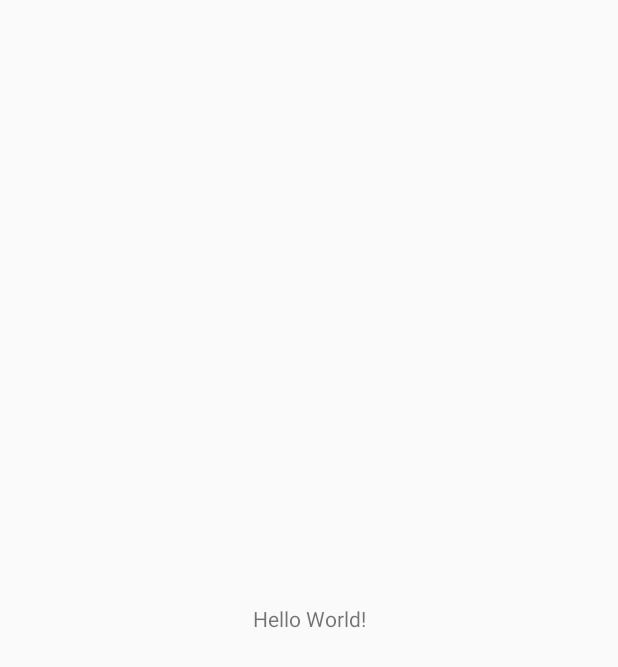
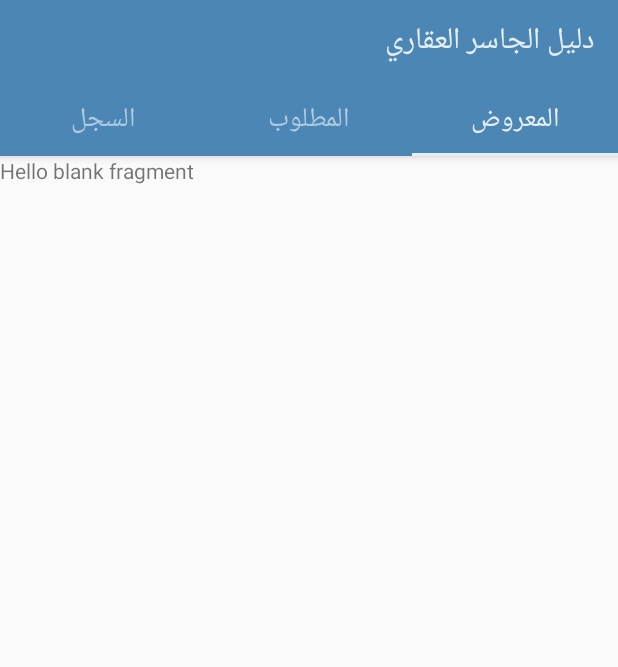
Before and after one commit to muhammadothmen/JasserCommerce, an Android app: the screen it shows after launch (MainActivity), on a phone screen of 412 x 824 dp. Before the commit the part shown is almost empty. Shown: the top 667 px of the screen. Run offline under Robolectric (Android 15) with nearby library versions, the phone set to English and light mode, and no system bars.

Commit message:
intialize the tablayout with view pager

```diff
--- a/app/src/main/java/com/othman/jassercommerce/activities/BaseActivity.kt
+++ b/app/src/main/java/com/othman/jassercommerce/activities/BaseActivity.kt
@@ -2,11 +2,34 @@ package com.othman.jassercommerce.activities
 
 import androidx.appcompat.app.AppCompatActivity
 import android.os.Bundle
+import androidx.appcompat.widget.Toolbar
 import com.othman.jassercommerce.R
+import kotlinx.android.synthetic.main.activity_main.*
 
 open class BaseActivity : AppCompatActivity() {
     override fun onCreate(savedInstanceState: Bundle?) {
         super.onCreate(savedInstanceState)
         setContentView(R.layout.activity_base)
     }
+
+    /**
+     * A function to setup action bar for all activities
+     * @param toolbar the toolbar inside the appBar.
+     * @param title the title of action bar.
+     * @param backButtonEnable if true then the back button will implementing
+     */
+    fun setupActionBar(toolbar :Toolbar, title: String, backButtonEnable: Boolean) {
+
+        setSupportActionBar(toolbar)
+        val actionBar = supportActionBar
+        if (actionBar != null) {
+            if (backButtonEnable){
+                actionBar.setDisplayHomeAsUpEnabled(true)
+                actionBar.setHomeAsUpIndicator(R.drawable.ic_back_icon)
+                toolbar.setNavigationOnClickListener { onBackPressedDispatcher.onBackPressed() }
+            }
+            actionBar.title = title
+        }
+    }
+
 }
--- a/app/src/main/java/com/othman/jassercommerce/activities/MainActivity.kt
+++ b/app/src/main/java/com/othman/jassercommerce/activities/MainActivity.kt
@@ -3,7 +3,14 @@ package com.othman.jassercommerce.activities
 import android.os.Bundle
 import android.view.View
 import android.view.ViewTreeObserver
+import com.google.android.material.tabs.TabLayoutMediator
 import com.othman.jassercommerce.R
+import com.othman.jassercommerce.adapters.TabsPagerAdapter
+import com.othman.jassercommerce.fragments.DemandsFragment
+import com.othman.jassercommerce.fragments.HistoryFragment
+import com.othman.jassercommerce.fragments.OffersFragment
+import kotlinx.android.synthetic.main.activity_main.*
+
 
 class MainActivity : BaseActivity() {
 
@@ -12,6 +19,21 @@ class MainActivity : BaseActivity() {
 
         setContentView(R.layout.activity_main)
 
+        splashScreenDelay()
+
+        setupActionBar(toolbar_main_activity,
+            resources.getString(R.string.app_name),
+            false)
+
+        setupTabsAdapter()
+
+    }
+
+
+    /**
+     * A function to delay app starting for splash screen view
+     */
+    private fun splashScreenDelay() {
         val content: View = findViewById(android.R.id.content)
         content.viewTreeObserver.addOnPreDrawListener(
             object : ViewTreeObserver.OnPreDrawListener {
@@ -22,4 +44,22 @@ class MainActivity : BaseActivity() {
                 }
             })
     }
+
+    /**
+     * A function to setup tabLayout with pagerAdapter
+     */
+    private fun setupTabsAdapter(){
+        val tabsPagerAdapter = TabsPagerAdapter(this)
+        // add fragment to the list
+        tabsPagerAdapter.addFragment(OffersFragment(), resources.getString(R.string.tab_offers))
+        tabsPagerAdapter.addFragment(DemandsFragment(), resources.getString(R.string.tab_demands))
+        tabsPagerAdapter.addFragment(HistoryFragment(), resources.getString(R.string.tab_history))
+        // Adding the Adapter to the ViewPager
+        viewPagerMainActivity.adapter = tabsPagerAdapter
+        viewPagerMainActivity.currentItem = 0
+        // bind the viewPager with the TabLayout.
+        TabLayoutMediator(tabLayoutMainActivity, viewPagerMainActivity) { tab, position ->
+            tab.text = tabsPagerAdapter.getTabTitle(position)
+        }.attach()
+    }
 }
--- /dev/null
+++ b/app/src/main/java/com/othman/jassercommerce/adapters/TabsPagerAdapter.kt
@@ -0,0 +1,25 @@
+package com.othman.jassercommerce.adapters
+
+import androidx.fragment.app.Fragment
+import androidx.fragment.app.FragmentActivity
+import androidx.viewpager2.adapter.FragmentStateAdapter
+
+class TabsPagerAdapter (activity: FragmentActivity) : FragmentStateAdapter(activity) {
+    private val mFragmentList  = ArrayList<Fragment>()
+    private val mFragmentTitleList = ArrayList<String>()
+
+    fun getTabTitle(position: Int): String{
+        return mFragmentTitleList[position]
+    }
+
+    fun addFragment(fragment: Fragment, title: String) {
+        mFragmentList.add(fragment)
+        mFragmentTitleList.add(title)
+    }
+
+    override fun getItemCount() = 3
+
+    override fun createFragment(position: Int): Fragment {
+        return mFragmentList[position]
+    }
+}
--- /dev/null
+++ b/app/src/main/java/com/othman/jassercommerce/fragments/DemandsFragment.kt
@@ -0,0 +1,9 @@
+package com.othman.jassercommerce.fragments
+
+import androidx.fragment.app.Fragment
+import com.othman.jassercommerce.R
+
+
+class DemandsFragment : Fragment(R.layout.fragment_demands) {
+
+}
--- /dev/null
+++ b/app/src/main/java/com/othman/jassercommerce/fragments/HistoryFragment.kt
@@ -0,0 +1,13 @@
+package com.othman.jassercommerce.fragments
+
+import android.os.Bundle
+import androidx.fragment.app.Fragment
+import android.view.LayoutInflater
+import android.view.View
+import android.view.ViewGroup
+import com.othman.jassercommerce.R
+
+
+class HistoryFragment : Fragment(R.layout.fragment_history) {
+
+}
--- /dev/null
+++ b/app/src/main/java/com/othman/jassercommerce/fragments/OffersFragment.kt
@@ -0,0 +1,9 @@
+package com.othman.jassercommerce.fragments
+
+import androidx.fragment.app.Fragment
+import com.othman.jassercommerce.R
+
+
+class OffersFragment : Fragment(R.layout.fragment_offers) {
+
+}
--- /dev/null
+++ b/app/src/main/res/drawable/ic_back_icon.xml
@@ -0,0 +1,5 @@
+<vector android:autoMirrored="true" android:height="24dp"
+    android:tint="#E7EFF6" android:viewportHeight="24"
+    android:viewportWidth="24" android:width="24dp" xmlns:android="http://schemas.android.com/apk/res/android">
+    <path android:fillColor="@android:color/white" android:pathData="M11.67,3.87L9.9,2.1 0,12l9.9,9.9 1.77,-1.77L3.54,12z"/>
+</vector>
--- a/app/src/main/res/layout/activity_main.xml
+++ b/app/src/main/res/layout/activity_main.xml
@@ -1,18 +1,47 @@
 <?xml version="1.0" encoding="utf-8"?>
-<androidx.constraintlayout.widget.ConstraintLayout xmlns:android="http://schemas.android.com/apk/res/android"
+<LinearLayout xmlns:android="http://schemas.android.com/apk/res/android"
     xmlns:app="http://schemas.android.com/apk/res-auto"
     xmlns:tools="http://schemas.android.com/tools"
     android:layout_width="match_parent"
     android:layout_height="match_parent"
-    tools:context=".activities.MainActivity">
+    android:orientation="vertical"
+    tools:context=".activities.MainActivity"
+    android:layoutDirection="rtl"
+    >
 
-    <TextView
-        android:layout_width="wrap_content"
+    <com.google.android.material.appbar.AppBarLayout
+        android:layout_width="match_parent"
         android:layout_height="wrap_content"
-        android:text="Hello World!"
-        app:layout_constraintBottom_toBottomOf="parent"
-        app:layout_constraintEnd_toEndOf="parent"
-        app:layout_constraintStart_toStartOf="parent"
-        app:layout_constraintTop_toTopOf="parent" />
+        android:theme="@style/ThemeOverlay.AppCompat.Dark.ActionBar"
+        >
 
-</androidx.constraintlayout.widget.ConstraintLayout>
+        <androidx.appcompat.widget.Toolbar
+            android:id="@+id/toolbar_main_activity"
+            android:layout_width="match_parent"
+            android:layout_height="?attr/actionBarSize"
+            android:background="?attr/colorPrimary"
+            app:titleTextColor="@color/colorPrimaryCreamy"
+            app:popupTheme="@style/ThemeOverlay.AppCompat.Light" />
+
+        <com.google.android.material.tabs.TabLayout
+            android:id="@+id/tabLayoutMainActivity"
+            android:layout_width="match_parent"
+            android:layout_height="wrap_content"
+            android:background="@color/colorPrimary"
+            app:tabGravity="fill"
+            app:tabMode="fixed"
+            app:tabTextColor="@color/colorPrimaryGray"
+            app:tabSelectedTextColor="@color/colorPrimaryCreamy"
+            app:tabIndicatorColor="@color/colorPrimaryCreamy"
+            app:tabTextAppearance="@style/MyTabLayoutTextAppearance"
+            />
+
+    </com.google.android.material.appbar.AppBarLayout>
+
+    <androidx.viewpager2.widget.ViewPager2
+        android:id="@+id/viewPagerMainActivity"
+        android:layout_width="match_parent"
+        android:layout_height="match_parent"
+        />
+
+</LinearLayout>
--- /dev/null
+++ b/app/src/main/res/layout/fragment_demands.xml
@@ -0,0 +1,14 @@
+<?xml version="1.0" encoding="utf-8"?>
+<FrameLayout xmlns:android="http://schemas.android.com/apk/res/android"
+    xmlns:tools="http://schemas.android.com/tools"
+    android:layout_width="match_parent"
+    android:layout_height="match_parent"
+    tools:context=".fragments.DemandsFragment">
+
+    <!-- TODO: Update blank fragment layout -->
+    <TextView
+        android:layout_width="match_parent"
+        android:layout_height="match_parent"
+        android:text="@string/hello_blank_fragment" />
+
+</FrameLayout>
--- /dev/null
+++ b/app/src/main/res/layout/fragment_history.xml
@@ -0,0 +1,14 @@
+<?xml version="1.0" encoding="utf-8"?>
+<FrameLayout xmlns:android="http://schemas.android.com/apk/res/android"
+    xmlns:tools="http://schemas.android.com/tools"
+    android:layout_width="match_parent"
+    android:layout_height="match_parent"
+    tools:context=".fragments.HistoryFragment">
+
+    <!-- TODO: Update blank fragment layout -->
+    <TextView
+        android:layout_width="match_parent"
+        android:layout_height="match_parent"
+        android:text="@string/hello_blank_fragment" />
+
+</FrameLayout>
--- /dev/null
+++ b/app/src/main/res/layout/fragment_offers.xml
@@ -0,0 +1,14 @@
+<?xml version="1.0" encoding="utf-8"?>
+<FrameLayout xmlns:android="http://schemas.android.com/apk/res/android"
+    xmlns:tools="http://schemas.android.com/tools"
+    android:layout_width="match_parent"
+    android:layout_height="match_parent"
+    tools:context=".fragments.OffersFragment">
+
+    <!-- TODO: Update blank fragment layout -->
+    <TextView
+        android:layout_width="match_parent"
+        android:layout_height="match_parent"
+        android:text="@string/hello_blank_fragment" />
+
+</FrameLayout>
--- a/app/src/main/res/values-v27/styles.xml
+++ b/app/src/main/res/values-v27/styles.xml
@@ -1,12 +1,10 @@
 <?xml version="1.0" encoding="utf-8"?>
 <resources>
 
-    <!-- no action bar application theme. -->
     <style name="AppThemeNoActionBar" parent="AppTheme">
         <item name="windowActionBar">false</item>
         <item name="windowNoTitle">true</item>
         <item name="android:windowLayoutInDisplayCutoutMode">shortEdges</item>
-
     </style>
 
     <style name="AppThemeFullScreen" parent="AppThemeNoActionBar">
@@ -16,7 +14,6 @@
         <item name="android:windowLayoutInDisplayCutoutMode">shortEdges</item>
     </style>
 
-    <style name="AppThemeSplash" parent="AppThemeFullScreen">
+    <style name="AppThemeSplash" parent="AppThemeFullScreen"/>
 
-    </style>
 </resources>
--- a/app/src/main/res/values-v31/styles.xml
+++ b/app/src/main/res/values-v31/styles.xml
@@ -1,7 +1,9 @@
 <?xml version="1.0" encoding="utf-8"?>
 <resources>
+
     <style name="AppThemeSplash" parent="AppThemeFullScreen">
         <item name="android:windowSplashScreenBackground">@color/colorPrimaryCreamy</item>
         <item name="android:windowSplashScreenBrandingImage">@drawable/brand_image</item>
     </style>
+
 </resources>
--- a/app/src/main/res/values/strings.xml
+++ b/app/src/main/res/values/strings.xml
@@ -1,3 +1,8 @@
 <resources>
-    <string name="app_name">دليل الجاسر</string>
+    <string name="app_name">دليل الجاسر العقاري</string>
+    <!-- TODO: Remove or change this placeholder text -->
+    <string name="hello_blank_fragment">Hello blank fragment</string>
+    <string name="tab_offers">المعروض</string>
+    <string name="tab_demands">المطلوب</string>
+    <string name="tab_history">السجل</string>
 </resources>
--- a/app/src/main/res/values/styles.xml
+++ b/app/src/main/res/values/styles.xml
@@ -20,7 +20,12 @@
     </style>
 
     <!-- splash theme for android 12 and upper.  -->
-    <style name="AppThemeSplash" parent="AppThemeFullScreen">
+    <style name="AppThemeSplash" parent="AppThemeFullScreen"/>
 
+    <!-- tabLayout theme for change the text size.  -->
+    <style name="MyTabLayoutTextAppearance" parent="TextAppearance.Design.Tab">
+        <item name="android:textSize">18sp</item>
+        <item name="android:textColor">@color/colorPrimaryGray</item>
     </style>
+
 </resources>
```
